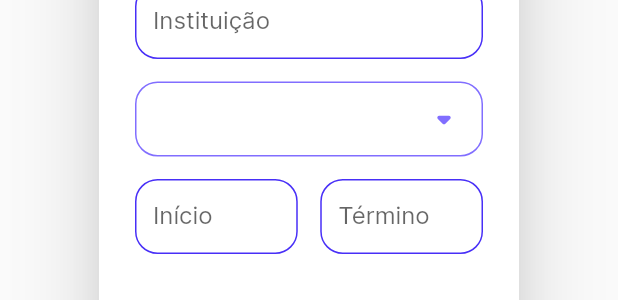
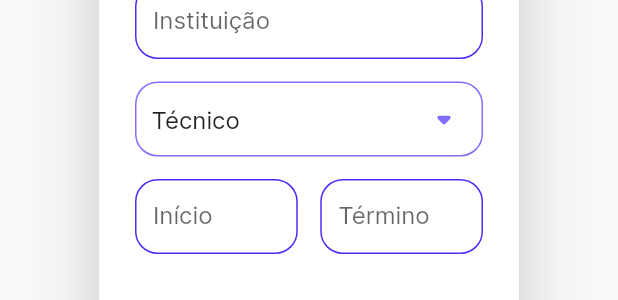
Before and after one commit to GabSauter/Progfile, a Flutter app: the PopupCourse widget shown alone on an empty page, opened directly with empty values, on a phone screen of 412 x 824 dp. Shown: the part 520-820 px from the top of the screen. Run offline on Flutter 3.47's test engine with Material 2 defaults, Android fonts, the phone set to English and light mode, and no system bars; our stand-ins replace cloud_firestore, firebase_auth, firebase_core, image_picker, permission_handler; accounts and stored records are empty.

Commit message:
#22 - Fixed the errors and bugs about combo box in page Adicionar Curso

```diff
--- a/lib/app/views/components/form_dropdown.dart
+++ b/lib/app/views/components/form_dropdown.dart
@@ -30,7 +30,7 @@ class FormDropdown extends StatelessWidget {
         padding: const EdgeInsets.symmetric(horizontal: 10.0),
         child: FormField<String>(
           validator: (value) {
-            if (value == null || value == 'Selecione') {
+            if (value == null) {
               ScaffoldMessenger.of(context).showSnackBar(
                 SnackBar(
                   content: errorText != null
@@ -55,15 +55,7 @@ class FormDropdown extends StatelessWidget {
                 isExpanded: true,
                 borderRadius: BorderRadius.circular(15.0),
                 value: value,
-                items: 'Selecione' == value
-                    ? [
-                        const DropdownMenuItem(
-                          value: 'Selecione',
-                          child: Text('Selecione'),
-                        ),
-                        ...items,
-                      ]
-                    : [...items],
+                items: [...items],
                 onChanged: (newValue) {
                   state.didChange(newValue);
                   onChanged!(newValue);
--- a/lib/app/views/popups/popup_course.dart
+++ b/lib/app/views/popups/popup_course.dart
@@ -21,12 +21,16 @@ class PopupCourse extends StatefulWidget {
 
 class _PopupCourseState extends State<PopupCourse> {
   final _courseController = CourseController();
-  late String selectedValue;
+  String selectedValue = 'Técnico';
 
   @override
   void initState() {
     super.initState();
-    selectedValue = widget.course?.degree ?? 'Selecione';
+    _courseController.degreeController.text =
+        widget.course?.degree ?? 'Técnico';
+    selectedValue = _courseController.degreeController.text == ''
+        ? 'Técnico'
+        : _courseController.degreeController.text;
   }
 
   void _onDialogClose() {
@@ -38,16 +42,19 @@ class _PopupCourseState extends State<PopupCourse> {
 
   @override
   Widget build(BuildContext context) {
-    _courseController.nameController =
-        TextEditingController(text: widget.course?.name ?? '');
-    _courseController.universityController =
-        TextEditingController(text: widget.course?.university ?? '');
-    _courseController.startDateController =
-        TextEditingController(text: widget.course?.startDate ?? '');
-    _courseController.finishDateController =
-        TextEditingController(text: widget.course?.finishDate ?? '');
-    _courseController.degreeController =
-        TextEditingController(text: widget.course?.degree ?? '');
+    _courseController.nameController = TextEditingController(
+        text: widget.course?.name ?? _courseController.nameController.text);
+    _courseController.universityController = TextEditingController(
+        text: widget.course?.university ??
+            _courseController.universityController.text);
+    _courseController.startDateController = TextEditingController(
+        text: widget.course?.startDate ??
+            _courseController.startDateController.text);
+    _courseController.finishDateController = TextEditingController(
+        text: widget.course?.finishDate ??
+            _courseController.finishDateController.text);
+    _courseController.degreeController = TextEditingController(
+        text: widget.course?.degree ?? _courseController.degreeController.text);
 
     return AlertDialog(
       scrollable: true,
@@ -84,18 +91,30 @@ class _PopupCourseState extends State<PopupCourse> {
             ),
             const SizedBox(height: 15),
             FormDropdown(
-              value: selectedValue,
               items: ['Técnico', 'Tecnólogo', 'Graduação', 'Pós-Graduação']
                   .map((grade) => DropdownMenuItem<String>(
                         value: grade,
                         child: Text(grade),
                       ))
                   .toList(),
+              value: selectedValue,
               onChanged: (value) {
-                setState(() {
-                  selectedValue = value.toString();
-                });
-                _courseController.degreeController.text = value.toString();
+                selectedValue = value.toString();
+                _courseController.degreeController.text = selectedValue;
+
+                if (widget.course != null) {
+                  widget.course?.name = _courseController.nameController.text;
+                  widget.course?.degree =
+                      _courseController.degreeController.text;
+                  widget.course?.university =
+                      _courseController.universityController.text;
+                  widget.course?.startDate =
+                      _courseController.startDateController.text;
+                  widget.course?.degree ??
+                      _courseController.degreeController.text;
+                }
+
+                setState(() {});
               },
               validator: (value) {
                 if (value == null || value.isEmpty) {
```
